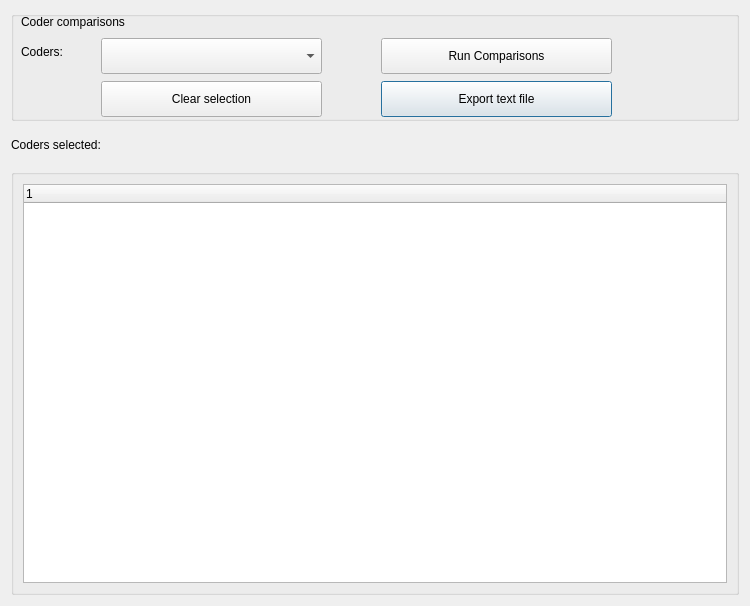
Above: GUI_UIs/ui_dialog_report_comparisons.ui from ccbogel/QualCoder before the change. Below: the same form after it.
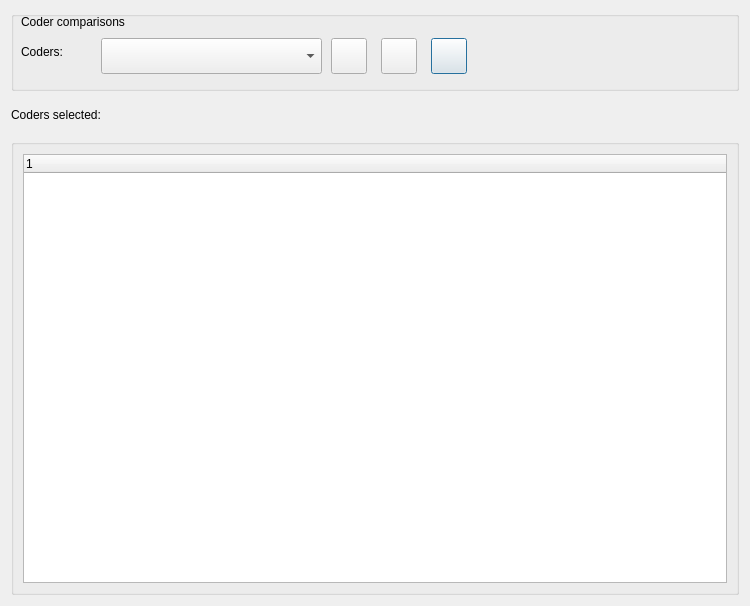
That is the form after the change.

```diff
--- a/GUI_UIs/ui_dialog_report_comparisons.ui
+++ b/GUI_UIs/ui_dialog_report_comparisons.ui
@@ -22,13 +22,13 @@
      <property name="minimumSize">
       <size>
        <width>0</width>
-       <height>110</height>
+       <height>80</height>
       </size>
      </property>
      <property name="maximumSize">
       <size>
        <width>16777215</width>
-       <height>110</height>
+       <height>80</height>
       </size>
      </property>
      <property name="title">
@@ -37,27 +37,27 @@
      <widget class="QPushButton" name="pushButton_exporttext">
       <property name="geometry">
        <rect>
-        <x>370</x>
-        <y>70</y>
-        <width>231</width>
+        <x>420</x>
+        <y>27</y>
+        <width>36</width>
         <height>36</height>
        </rect>
       </property>
       <property name="text">
-       <string>Export text file</string>
+       <string/>
       </property>
      </widget>
      <widget class="QPushButton" name="pushButton_run">
       <property name="geometry">
        <rect>
-        <x>370</x>
+        <x>320</x>
         <y>27</y>
-        <width>231</width>
+        <width>36</width>
         <height>36</height>
        </rect>
       </property>
       <property name="text">
-       <string>Run Comparisons</string>
+       <string/>
       </property>
      </widget>
      <widget class="QLabel" name="label_2">
@@ -86,14 +86,14 @@
      <widget class="QPushButton" name="pushButton_clear">
       <property name="geometry">
        <rect>
-        <x>90</x>
-        <y>70</y>
-        <width>221</width>
+        <x>370</x>
+        <y>27</y>
+        <width>36</width>
         <height>36</height>
        </rect>
       </property>
       <property name="text">
-       <string>Clear selection</string>
+       <string/>
       </property>
      </widget>
      <widget class="QLabel" name="label_title">
```
Left out of the diff: 9 changed lines with no effect on the pictures.
